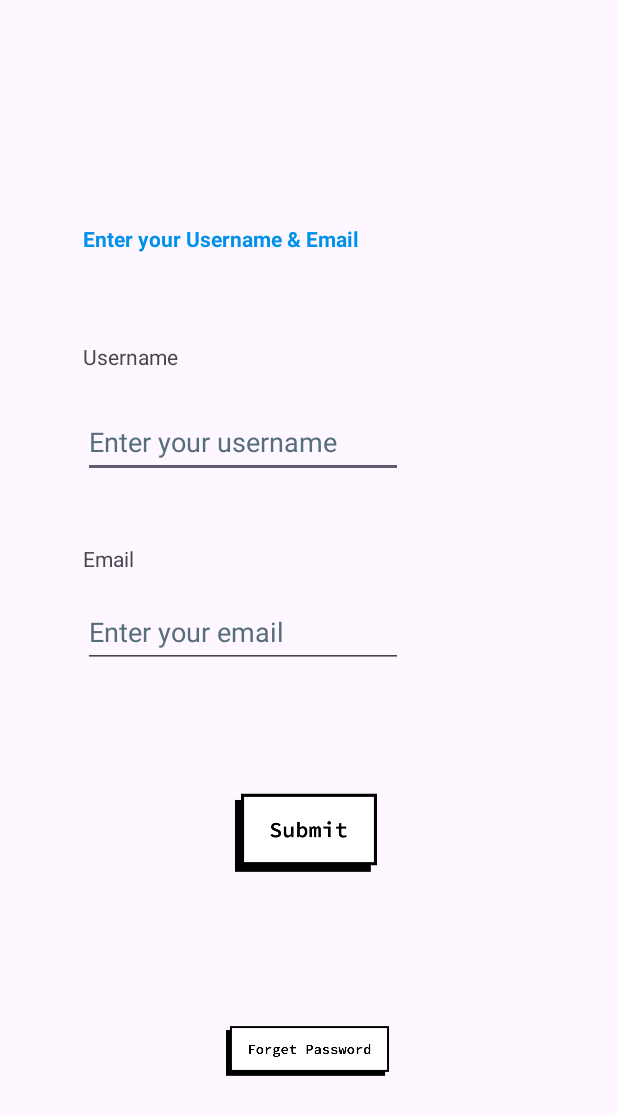
After one commit to RafaellGramata/Vimora, an Android app: the SignupActivity screen opened directly, with no data from a screen before it, on a phone screen of 412 x 824 dp. The commit adds this screen. Shown: the top 1115 px of the screen. Run offline under Robolectric (Android 15) with nearby library versions, the phone set to English and light mode, and no system bars; 1 statement that could not run was skipped.

Commit message:
-creation of ui for the start of backend dev- created signup page

```diff
--- a/app/src/main/AndroidManifest.xml
+++ b/app/src/main/AndroidManifest.xml
@@ -12,7 +12,7 @@
         android:supportsRtl="true"
         android:theme="@style/Theme.Vimora">
         <activity
-            android:name=".MainActivity"
+            android:name=".WelcomeActivity"
             android:exported="true">
         </activity>
         <activity
@@ -23,6 +23,7 @@
                 <category android:name="android.intent.category.LAUNCHER" />
             </intent-filter>
         </activity>
+        <activity android:name=".SignupActivity" />
 
     </application>
 
--- /dev/null
+++ b/app/src/main/java/com/example/vimora/SignupActivity.java
@@ -0,0 +1,12 @@
+package com.example.vimora;
+
+import android.os.Bundle;
+import androidx.appcompat.app.AppCompatActivity;
+
+public class SignupActivity extends AppCompatActivity {
+    @Override
+    protected void onCreate(Bundle savedInstanceState) {
+        super.onCreate(savedInstanceState);
+        setContentView(R.layout.activity_signup);
+    }
+}
--- a/app/src/main/java/com/example/vimora/SplashActivity.java
+++ b/app/src/main/java/com/example/vimora/SplashActivity.java
@@ -15,13 +15,13 @@ public class SplashActivity extends AppCompatActivity {
         super.onCreate(savedInstanceState);
         setContentView(R.layout.activity_splash);
 
-        // Navigate to MainActivity after 2 seconds
+        // Navigate to WelcomeActivity after 3 seconds
         new Timer().schedule(new TimerTask() {
             @Override
             public void run() {
-                startActivity(new Intent(SplashActivity.this, MainActivity.class));
+                startActivity(new Intent(SplashActivity.this, WelcomeActivity.class));
                 finish();
             }
-        }, 1000);
+        }, 3000);
     }
 }
--- a/app/src/main/java/com/example/vimora/MainActivity.java
+++ b/app/src/main/java/com/example/vimora/WelcomeActivity.java
@@ -1,6 +1,8 @@
 package com.example.vimora;
 
+import android.content.Intent;
 import android.os.Bundle;
+import android.widget.ImageView;
 
 import androidx.activity.EdgeToEdge;
 import androidx.appcompat.app.AppCompatActivity;
@@ -8,17 +10,25 @@ import androidx.core.graphics.Insets;
 import androidx.core.view.ViewCompat;
 import androidx.core.view.WindowInsetsCompat;
 
-public class MainActivity extends AppCompatActivity {
+public class WelcomeActivity extends AppCompatActivity {
 
     @Override
     protected void onCreate(Bundle savedInstanceState) {
         super.onCreate(savedInstanceState);
         EdgeToEdge.enable(this);
-        setContentView(R.layout.activity_main);
+        setContentView(R.layout.activity_welcome);
+
         ViewCompat.setOnApplyWindowInsetsListener(findViewById(R.id.main), (v, insets) -> {
             Insets systemBars = insets.getInsets(WindowInsetsCompat.Type.systemBars());
             v.setPadding(systemBars.left, systemBars.top, systemBars.right, systemBars.bottom);
             return insets;
         });
+
+        // Redirect to SignupActivity when image is clicked
+        ImageView signupButton = findViewById(R.id.signupButton);
+        signupButton.setOnClickListener(v -> {
+            Intent intent = new Intent(WelcomeActivity.this, SignupActivity.class);
+            startActivity(intent);
+        });
     }
 }
--- /dev/null
+++ b/app/src/main/res/layout/activity_signup.xml
@@ -0,0 +1,102 @@
+<?xml version="1.0" encoding="utf-8"?>
+<androidx.constraintlayout.widget.ConstraintLayout xmlns:android="http://schemas.android.com/apk/res/android"
+    xmlns:app="http://schemas.android.com/apk/res-auto"
+    xmlns:tools="http://schemas.android.com/tools"
+    android:layout_width="match_parent"
+    android:layout_height="match_parent">
+
+    <!-- Top image (e.g., Forgot Password) -->
+
+    <!-- Decorative / background image -->
+
+    <ImageView
+        android:id="@+id/signupLogin"
+        android:layout_width="130dp"
+        android:layout_height="0dp"
+        android:layout_marginBottom="65dp"
+        android:contentDescription="@string/signupForgotPasswordDesc"
+        android:scaleType="fitCenter"
+        app:layout_constraintBottom_toBottomOf="parent"
+        app:layout_constraintEnd_toEndOf="parent"
+        app:layout_constraintStart_toStartOf="parent"
+        app:layout_constraintTop_toBottomOf="@+id/imageView3"
+        app:srcCompat="@drawable/forgotpassword" />
+
+    <TextView
+        android:id="@+id/signupLabel"
+        android:layout_width="wrap_content"
+        android:layout_height="wrap_content"
+        android:layout_marginStart="55dp"
+        android:layout_marginTop="149dp"
+        android:layout_marginBottom="59dp"
+        android:text="@string/signupLabel"
+        android:textColor="#0091EA"
+        android:textStyle="bold"
+        app:layout_constraintBottom_toTopOf="@+id/signupUsernameLabel"
+        app:layout_constraintStart_toStartOf="parent"
+        app:layout_constraintTop_toTopOf="parent" />
+
+    <EditText
+        android:id="@+id/signupUsername"
+        android:layout_width="wrap_content"
+        android:layout_height="wrap_content"
+        android:layout_marginBottom="44dp"
+        android:autofillHints=""
+        android:ems="10"
+        android:hint="@string/signupUsername"
+        android:inputType="text"
+        android:minHeight="48dp"
+        android:textColorHint="#546E7A"
+        app:layout_constraintBottom_toTopOf="@+id/signupEmailLabel"
+        app:layout_constraintStart_toStartOf="@+id/signupUsernameLabel"
+        app:layout_constraintTop_toBottomOf="@+id/signupUsernameLabel" />
+
+    <EditText
+        android:id="@+id/signupEmail"
+        android:layout_width="wrap_content"
+        android:layout_height="wrap_content"
+        android:layout_marginBottom="48dp"
+        android:ems="10"
+        android:hint="@string/signupEmail"
+        android:minHeight="48dp"
+        android:textColorHint="#546E7A"
+        app:layout_constraintBottom_toTopOf="@+id/imageView3"
+        app:layout_constraintStart_toStartOf="@+id/signupEmailLabel"
+        app:layout_constraintTop_toBottomOf="@+id/signupEmailLabel"
+        tools:ignore="Autofill,TextFields" />
+
+    <TextView
+        android:id="@+id/signupUsernameLabel"
+        android:layout_width="wrap_content"
+        android:layout_height="wrap_content"
+        android:layout_marginStart="55dp"
+        android:layout_marginBottom="23dp"
+        android:text="@string/signupUsernameLabel"
+        app:layout_constraintBottom_toTopOf="@+id/signupUsername"
+        app:layout_constraintStart_toStartOf="parent"
+        app:layout_constraintTop_toBottomOf="@+id/signupLabel" />
+
+    <TextView
+        android:id="@+id/signupEmailLabel"
+        android:layout_width="wrap_content"
+        android:layout_height="wrap_content"
+        android:layout_marginStart="55dp"
+        android:layout_marginBottom="15dp"
+        android:text="@string/signupEmailLabel"
+        app:layout_constraintBottom_toTopOf="@+id/signupEmail"
+        app:layout_constraintStart_toStartOf="parent"
+        app:layout_constraintTop_toBottomOf="@+id/signupUsername" />
+
+    <ImageView
+        android:id="@+id/imageView3"
+        android:layout_width="128dp"
+        android:layout_height="0dp"
+        android:layout_marginBottom="27dp"
+        android:contentDescription="@string/signupSubmitDesc"
+        app:layout_constraintBottom_toTopOf="@+id/signupLogin"
+        app:layout_constraintEnd_toEndOf="parent"
+        app:layout_constraintStart_toStartOf="parent"
+        app:layout_constraintTop_toBottomOf="@+id/signupEmail"
+        app:srcCompat="@drawable/signupsubmit" />
+
+</androidx.constraintlayout.widget.ConstraintLayout>
--- a/app/src/main/res/layout/activity_main.xml
+++ b/app/src/main/res/layout/activity_welcome.xml
@@ -5,7 +5,7 @@
     android:id="@+id/main"
     android:layout_width="match_parent"
     android:layout_height="match_parent"
-    tools:context=".MainActivity">
+    tools:context=".WelcomeActivity">
 
 
     <ImageView
--- a/app/src/main/res/values/strings.xml
+++ b/app/src/main/res/values/strings.xml
@@ -7,4 +7,11 @@
     <string name="signupButtonDesc">signup</string>
     <string name="loginButtonDesc">login</string>
     <string name="welcomeLogoDesc">Vimora</string>
+    <string name="signupLabel"><![CDATA[Enter your Username & Email]]></string>
+    <string name="signupUsername">Enter your username</string>
+    <string name="signupEmail">Enter your email</string>
+    <string name="signupUsernameLabel">Username</string>
+    <string name="signupEmailLabel">Email</string>
+    <string name="signupSubmitDesc">Submit</string>
+    <string name="signupForgotPasswordDesc">Forgot Password</string>
 </resources>
```
Also changed, not shown: app/src/main/res/drawable/forgotpassword.png (added), app/src/main/res/drawable/signupsubmit.png (added).
